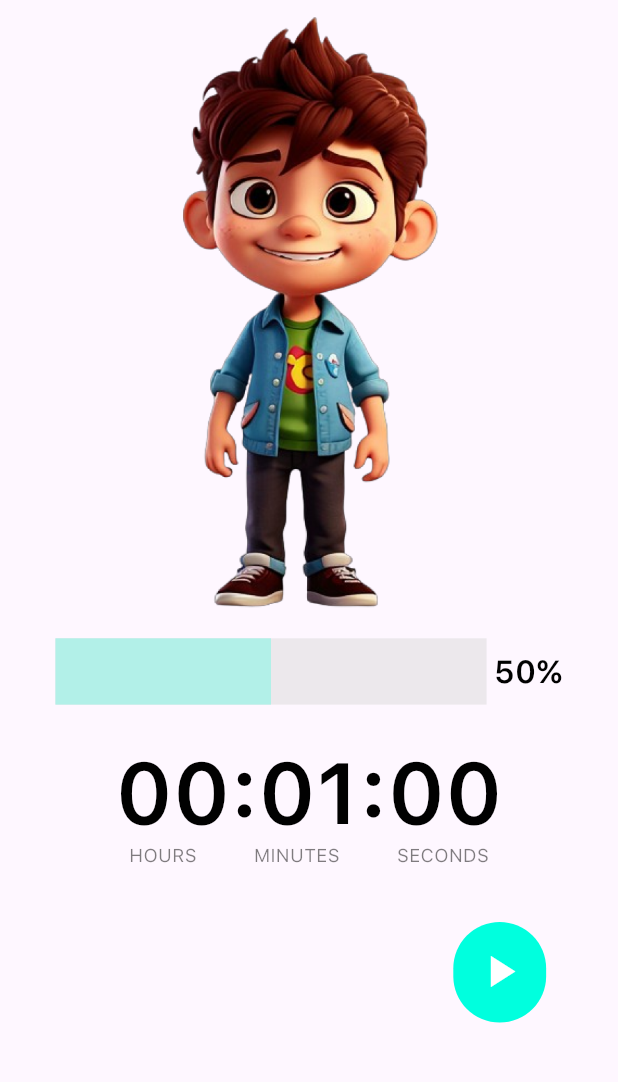
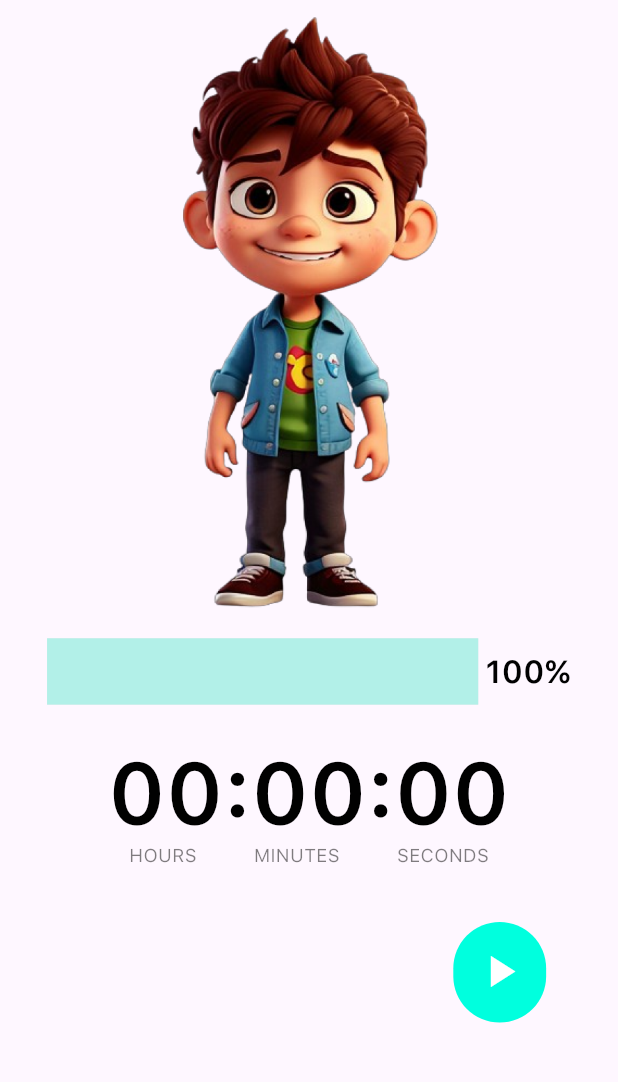
Before and after one commit to DGdon123/Habit-Tracker, a Flutter app: the FocusMainScreen screen opened directly, on a phone screen of 412 x 824 dp, the part 45-1127 px from its top. Run offline on Flutter 3.47's test engine with Material 3 defaults, Android fonts, the phone set to English and light mode, and no system bars; our stand-ins replace cloud_firestore, easy_localization, firebase_auth, firebase_core, fl_chart, flutter_dotenv and 9 more; missing offline and left inert: app_usage, custom_date_range_picker, day_night_time_picker, flutter_background_geolocation; accounts and stored records are empty; project files that could hold a hidden picture were left out.

Commit message:
connected the timer page and tracked the time

```diff
--- a/lib/location/current_location.dart
+++ b/lib/location/current_location.dart
@@ -90,6 +90,7 @@ class _OnBoardingScreenState extends State<CurrentLocation> {
             desiredAccuracy: bg.Config.DESIRED_ACCURACY_HIGH,
             distanceFilter: 10.0,
             stopOnTerminate: true,
+
             startOnBoot: true,
             debug: true,
             logLevel: bg.Config.LOG_LEVEL_VERBOSE))
--- a/lib/pages/screens/focusTimer/focusMain.dart
+++ b/lib/pages/screens/focusTimer/focusMain.dart
@@ -1,16 +1,27 @@
+// ignore_for_file: public_member_api_docs, sort_constructors_first
+import 'dart:developer';
 import 'dart:io';
 
 import 'package:flutter/cupertino.dart';
 import 'package:flutter/material.dart';
 import 'package:flutter_screenutil/flutter_screenutil.dart';
 import 'package:flutter_svg/flutter_svg.dart';
+import 'package:stop_watch_timer/stop_watch_timer.dart';
+
 import 'package:habit_tracker/utils/colors.dart';
 import 'package:habit_tracker/utils/icons.dart';
 import 'package:habit_tracker/utils/images.dart';
-import 'package:stop_watch_timer/stop_watch_timer.dart';
 
 class FocusMainScreen extends StatefulWidget {
-  const FocusMainScreen({super.key});
+  final int? hour;
+  final int? minute;
+  final int? second;
+  const FocusMainScreen({
+    super.key,
+    this.hour,
+    this.minute,
+    this.second,
+  });
 
   @override
   State<FocusMainScreen> createState() => _FocusMainScreenState();
@@ -19,12 +30,25 @@ class FocusMainScreen extends StatefulWidget {
 class _FocusMainScreenState extends State<FocusMainScreen> {
   final _isHours = true;
   bool started = false;
-  double _progressValue = 0.5;
+  double _progressValue = 1.0;
 
-  final StopWatchTimer _stopWatchTimer = StopWatchTimer(
+  int milli = 0;
+  late StopWatchTimer _stopWatchTimer;
+
+  @override
+  void initState() {
+    super.initState();
+    time(); // Call time() function to calculate milli
+
+    _stopWatchTimer = StopWatchTimer(
       mode: StopWatchMode.countDown,
-    presetMillisecond: 60000,
-    onChange: (value) => print('onChange $value'),
+      presetMillisecond: milli,
+      onChange: (value) {
+        int remainingMilliseconds = value;
+        // Calculate remaining progress value
+        _progressValue = remainingMilliseconds / milli;
+        setState(() {});
+      },
       onChangeRawSecond: (value) => print('onChangeRawSecond $value'),
       onChangeRawMinute: (value) => print('onChangeRawMinute $value'),
       onStopped: () {
@@ -35,13 +59,9 @@ class _FocusMainScreenState extends State<FocusMainScreen> {
       },
     );
 
-  final _scrollController = ScrollController();
-
-  @override
-  void initState() {
-    super.initState();
     _stopWatchTimer.rawTime.listen((value) =>
         print('rawTime $value ${StopWatchTimer.getDisplayTime(value)}'));
+
     _stopWatchTimer.minuteTime.listen((value) => print('minuteTime $value'));
     _stopWatchTimer.secondTime.listen((value) => print('secondTime $value'));
     _stopWatchTimer.records.listen((value) => print('records $value'));
@@ -51,6 +71,14 @@ class _FocusMainScreenState extends State<FocusMainScreen> {
 
     /// Can be set preset time. This case is "00:01.23".
     // _stopWatchTimer.setPresetTime(mSec: 1234);
+  }
+
+  void time() {
+    int hoursInMillis = (widget.hour ?? 0) * 60 * 60 * 1000;
+    int minutesInMillis = (widget.minute ?? 0) * 60 * 1000;
+    int secondsInMillis = (widget.second ?? 0) * 1000;
+    log(widget.second.toString());
+    milli = hoursInMillis + minutesInMillis + secondsInMillis;
   }
 
   @override
@@ -102,7 +130,9 @@ class _FocusMainScreenState extends State<FocusMainScreen> {
                   ],
                 ),
               ),
-              SizedBox(height: 10,),
+              const SizedBox(
+                height: 10,
+              ),
               Image.asset(
                 AppImages.characterFull,
                 height: 450.h,
@@ -111,14 +141,14 @@ class _FocusMainScreenState extends State<FocusMainScreen> {
               Row(
                 mainAxisAlignment: MainAxisAlignment.center,
                 children: [
-                  Container(
+                  SizedBox(
                     width: 300.w,
                     height: 50.h,
                     child: LinearProgressIndicator(
                       value: _progressValue,
-                      backgroundColor: Color(0x7FD9D9D9),
-                      valueColor:
-                          AlwaysStoppedAnimation<Color>(AppColors.primaryColor),
+                      backgroundColor: const Color(0x7FD9D9D9),
+                      valueColor: const AlwaysStoppedAnimation<Color>(
+                          AppColors.primaryColor),
                     ),
                   ),
                   SizedBox(
@@ -168,7 +198,8 @@ class _FocusMainScreenState extends State<FocusMainScreen> {
                             Padding(
                               padding: EdgeInsets.symmetric(horizontal: 50.w),
                               child: Row(
-                                mainAxisAlignment: MainAxisAlignment.spaceAround,
+                                mainAxisAlignment:
+                                    MainAxisAlignment.spaceAround,
                                 children: [
                                   Text(
                                     'HOURS',
@@ -241,7 +272,7 @@ class _FocusMainScreenState extends State<FocusMainScreen> {
                         width: 70.h,
                         height: 70.w,
                         decoration: ShapeDecoration(
-                          color: Color(0xFF00FFDE),
+                          color: const Color(0xFF00FFDE),
                           shape: RoundedRectangleBorder(
                             borderRadius: BorderRadius.circular(1000.r),
                           ),
```
Also changed, not shown: lib/pages/screens/focus.dart (+47 -32 lines), 3 other files. Lines whose indentation alone changed are shown as unchanged.
